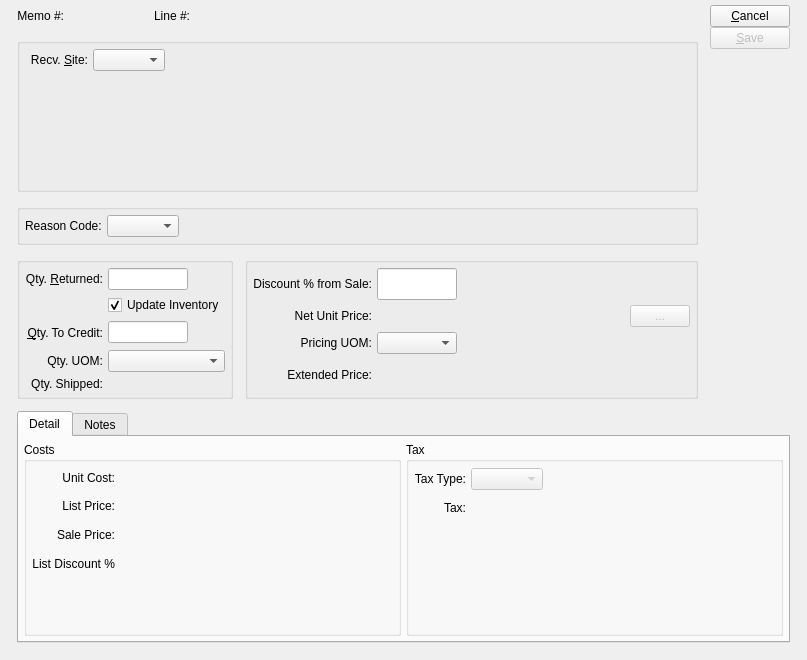
First picture: the form in guiclient/creditMemoItem.ui, repository knowhow/xtuple, before the edit.
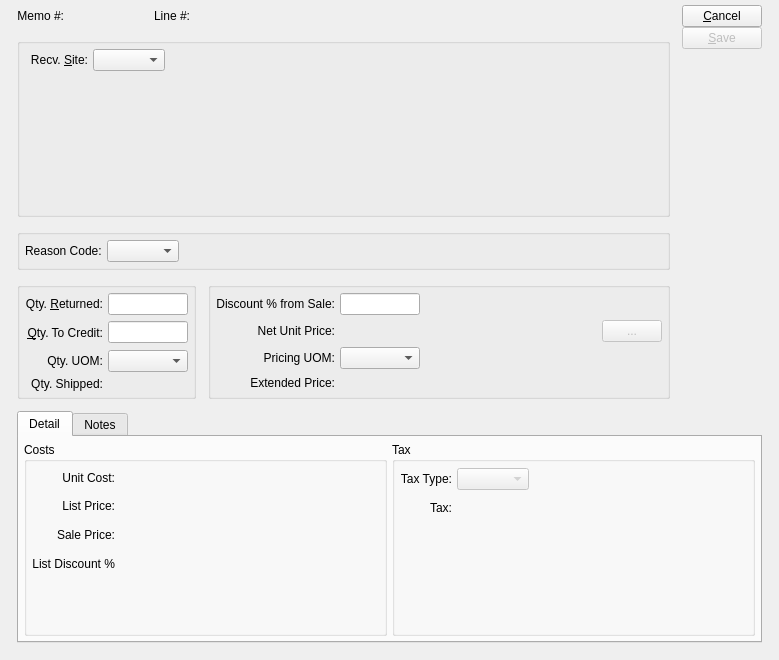
Second picture: the form after the edit. Custom widgets are drawn as their Qt base class.

Diff of the .ui file:
```diff
--- a/guiclient/creditMemoItem.ui
+++ b/guiclient/creditMemoItem.ui
@@ -13,7 +13,7 @@
    <rect>
     <x>0</x>
     <y>0</y>
-    <width>807</width>
+    <width>779</width>
     <height>660</height>
    </rect>
   </property>
@@ -295,7 +295,7 @@
           </property>
          </widget>
         </item>
-        <item row="2" column="0">
+        <item row="1" column="0">
          <widget class="QLabel" name="_qtyToCreditLit">
           <property name="minimumSize">
            <size>
@@ -314,7 +314,7 @@
           </property>
          </widget>
         </item>
-        <item row="2" column="1">
+        <item row="1" column="1">
          <widget class="XLineEdit" name="_qtyToCredit">
           <property name="sizePolicy">
            <sizepolicy hsizetype="Preferred" vsizetype="Fixed">
@@ -333,7 +333,7 @@
           </property>
          </widget>
         </item>
-        <item row="3" column="0">
+        <item row="2" column="0">
          <widget class="QLabel" name="_qtyUOMLit">
           <property name="text">
            <string>Qty. UOM:</string>
@@ -343,10 +343,10 @@
           </property>
          </widget>
         </item>
-        <item row="3" column="1">
+        <item row="2" column="1">
          <widget class="XComboBox" name="_qtyUOM"/>
         </item>
-        <item row="4" column="0">
+        <item row="3" column="0">
          <widget class="QLabel" name="_shippedToDateLit">
           <property name="text">
            <string>Qty. Shipped:</string>
@@ -356,7 +356,7 @@
           </property>
          </widget>
         </item>
-        <item row="4" column="1">
+        <item row="3" column="1">
          <widget class="XLabel" name="_qtyShipped">
           <property name="minimumSize">
            <size>
@@ -375,16 +375,6 @@
           </property>
          </widget>
         </item>
-        <item row="1" column="1">
-         <widget class="QCheckBox" name="_updateInv">
-          <property name="text">
-           <string>Update Inventory</string>
-          </property>
-          <property name="checked">
-           <bool>true</bool>
-          </property>
-         </widget>
-        </item>
        </layout>
       </widget>
      </item>
@@ -809,7 +799,7 @@
         </attribute>
         <layout class="QGridLayout">
          <item row="0" column="0">
-          <widget class="XTextEdit" name="_comments"/>
+          <widget class="QTextEdit" name="_comments"/>
          </item>
         </layout>
        </widget>
@@ -864,11 +854,6 @@
    <extends>QLabel</extends>
    <header>xurllabel.h</header>
   </customwidget>
-  <customwidget>
-   <class>XTextEdit</class>
-   <extends>QTextEdit</extends>
-   <header>xtextedit.h</header>
-  </customwidget>
  </customwidgets>
  <tabstops>
   <tabstop>_item</tabstop>
```
Left out of the diff: 2 changed lines with no effect on the pictures.
